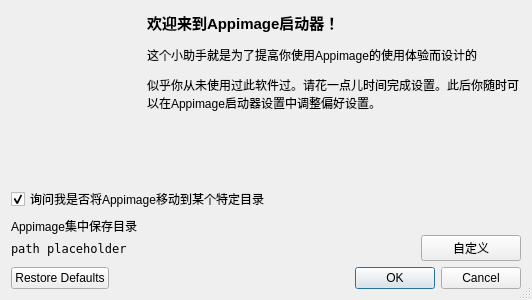
This is src/ui/first-run.ui in linlinger/AppImageLauncher as Qt 5 draws it before an edit. The edited form follows.
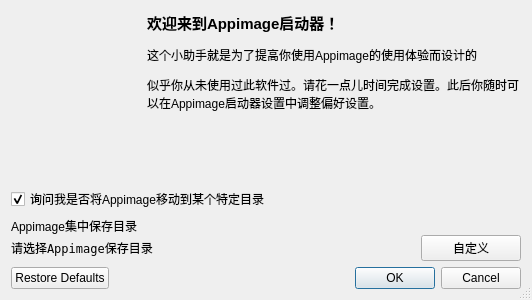
This is the edited form. Icons and pictures are not drawn.

Patch:
```diff
--- a/src/ui/first-run.ui
+++ b/src/ui/first-run.ui
@@ -132,7 +132,7 @@
           </font>
          </property>
          <property name="text">
-          <string notr="true">path placeholder</string>
+          <string notr="true">请选择Appimage保存目录</string>
          </property>
         </widget>
        </item>
```
